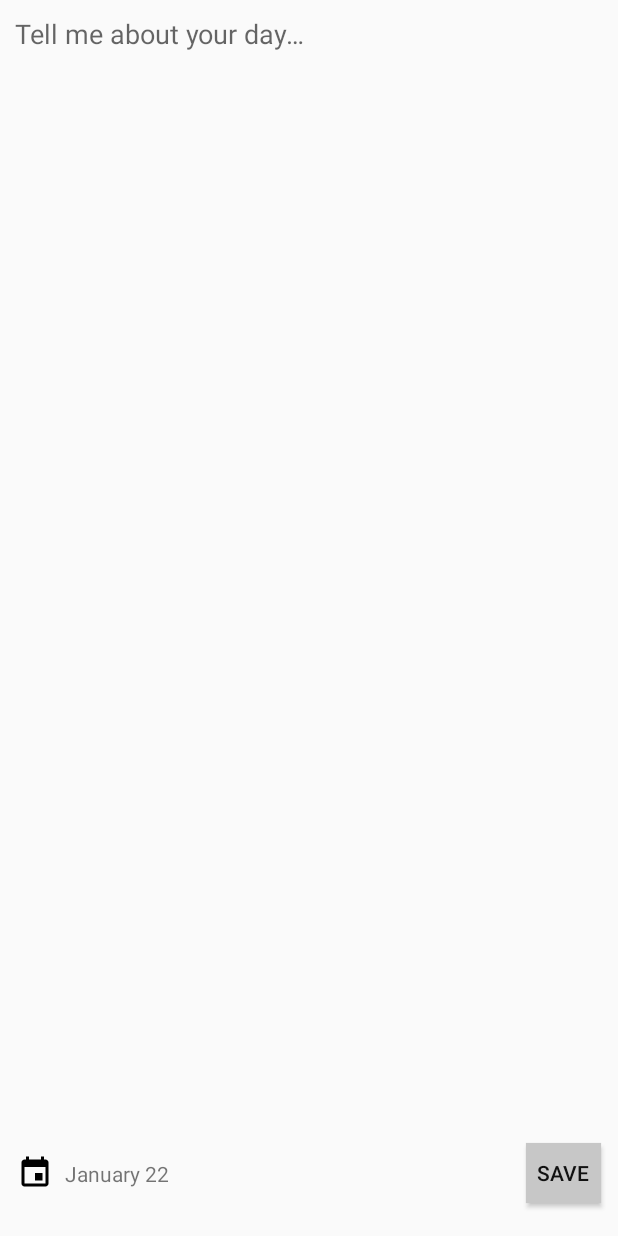
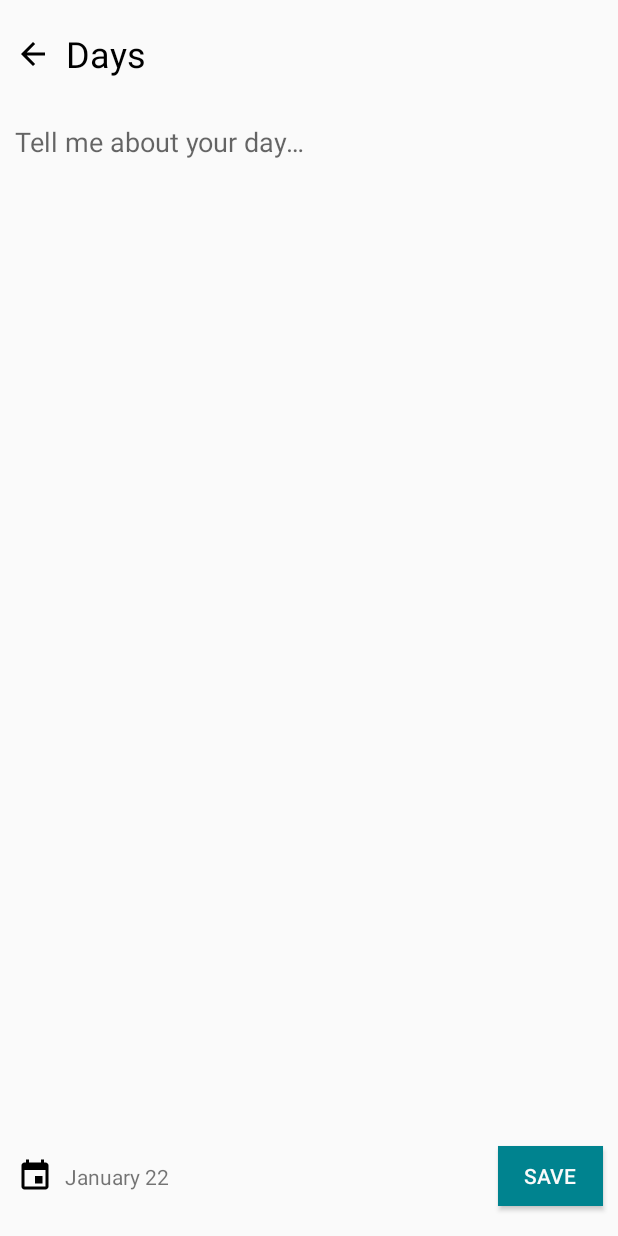
Before and after one commit to Esarve/Days, an Android app: the Editor screen opened directly, with no data from a screen before it, on a phone screen of 412 x 824 dp. Run offline under Robolectric (Android 15) with nearby library versions, the phone set to English and light mode, and no system bars.

Commit message:
fixed UI for editor

```diff
--- a/app/src/main/AndroidManifest.xml
+++ b/app/src/main/AndroidManifest.xml
@@ -18,7 +18,9 @@
                 <category android:name="android.intent.category.LAUNCHER" />
             </intent-filter>
         </activity>
-        <activity android:name=".Editor" />
+        <activity
+            android:name=".Editor">
+        </activity>
     </application>
 
 </manifest>
--- /dev/null
+++ b/app/src/main/res/drawable/ic_arrow_back_black_24dp.xml
@@ -0,0 +1,9 @@
+<vector xmlns:android="http://schemas.android.com/apk/res/android"
+        android:width="24dp"
+        android:height="24dp"
+        android:viewportWidth="24.0"
+        android:viewportHeight="24.0">
+    <path
+        android:fillColor="#FF000000"
+        android:pathData="M20,11H7.83l5.59,-5.59L12,4l-8,8 8,8 1.41,-1.41L7.83,13H20v-2z"/>
+</vector>
--- a/app/src/main/res/layout/activity_editor.xml
+++ b/app/src/main/res/layout/activity_editor.xml
@@ -10,8 +10,30 @@
 
     <LinearLayout
         android:layout_width="match_parent"
+        android:layout_height="wrap_content"
+        android:gravity="center|start"
+        android:orientation="horizontal"
+        android:paddingStart="10dp"
+        android:paddingEnd="10dp"
+        android:layout_weight="0.05">
+        <ImageButton
+            android:layout_width="wrap_content"
+            android:layout_height="wrap_content"
+            android:src="@drawable/ic_arrow_back_black_24dp"
+            android:background="@null"/>
+        <TextView
+            android:layout_width="wrap_content"
+            android:layout_height="wrap_content"
+            android:textSize="24sp"
+            android:text="@string/app_name"
+            android:textColor="@color/textPrimary"
+            android:layout_marginStart="10dp"/>
+    </LinearLayout>
+
+    <LinearLayout
+        android:layout_width="match_parent"
         android:layout_height="0dp"
-        android:layout_weight="0.9"
+        android:layout_weight="0.85"
         android:padding="10dp">
         <EditText
             android:layout_width="match_parent"
@@ -53,15 +75,14 @@
             android:text="1 Jan 2018" />
         <Button
             android:id="@+id/save"
-            android:layout_width="50dp"
+            android:layout_width="70dp"
             android:layout_height="40dp"
             android:text="@string/save"
             android:layout_centerVertical="true"
             android:layout_alignParentEnd="true"
-            android:layout_marginEnd="11dp"
-            android:layout_marginStart="200dp"
-            android:textColor="@color/default_dark"
-            android:background="@color/colorPrimary"/>
+            android:layout_marginEnd="10dp"
+            android:textColor="@color/colorPrimary"
+            android:background="@color/colorAccent"/>
     </RelativeLayout>
 
 </LinearLayout>
--- a/app/src/main/res/values/colors.xml
+++ b/app/src/main/res/values/colors.xml
@@ -1,7 +1,7 @@
 <?xml version="1.0" encoding="utf-8"?>
 <resources>
-    <color name="colorPrimary">#c7c7c7</color>
-    <color name="colorPrimaryDark">#fafafa</color>
+    <color name="colorPrimary">#fafafa</color>
+    <color name="colorPrimaryDark">#c7c7c7</color>
     <color name="colorAccent">#00838f</color>
     <color name="NavColor">#fafafa</color>
     <color name="year">#999999</color>
--- a/app/src/main/res/values/styles.xml
+++ b/app/src/main/res/values/styles.xml
@@ -4,7 +4,17 @@
     <style name="AppTheme" parent="Theme.AppCompat.Light.NoActionBar">
         <!-- Customize your theme here. -->
         <item name="colorPrimary">@color/colorPrimary</item>
-        <item name="colorPrimaryDark">@color/colorPrimaryDark</item>
+        <item name="colorPrimaryDark">@color/colorPrimary</item>
+        <item name="colorAccent">@color/colorAccent</item>
+        <item name="android:windowLightNavigationBar" tools:targetApi="27" >true</item>
+        <item name="android:windowLightStatusBar" tools:targetApi="m">true</item>
+    </style>
+
+    <!-- Base application theme. -->
+    <style name="NonMainActivityTheme" parent="Theme.AppCompat.Light.DarkActionBar">
+        <!-- Customize your theme here. -->
+        <item name="colorPrimary">@color/colorPrimary</item>
+        <item name="colorPrimaryDark">@color/colorPrimary</item>
         <item name="colorAccent">@color/colorAccent</item>
         <item name="android:windowLightNavigationBar" tools:targetApi="27" >true</item>
         <item name="android:windowLightStatusBar" tools:targetApi="m">true</item>
```
